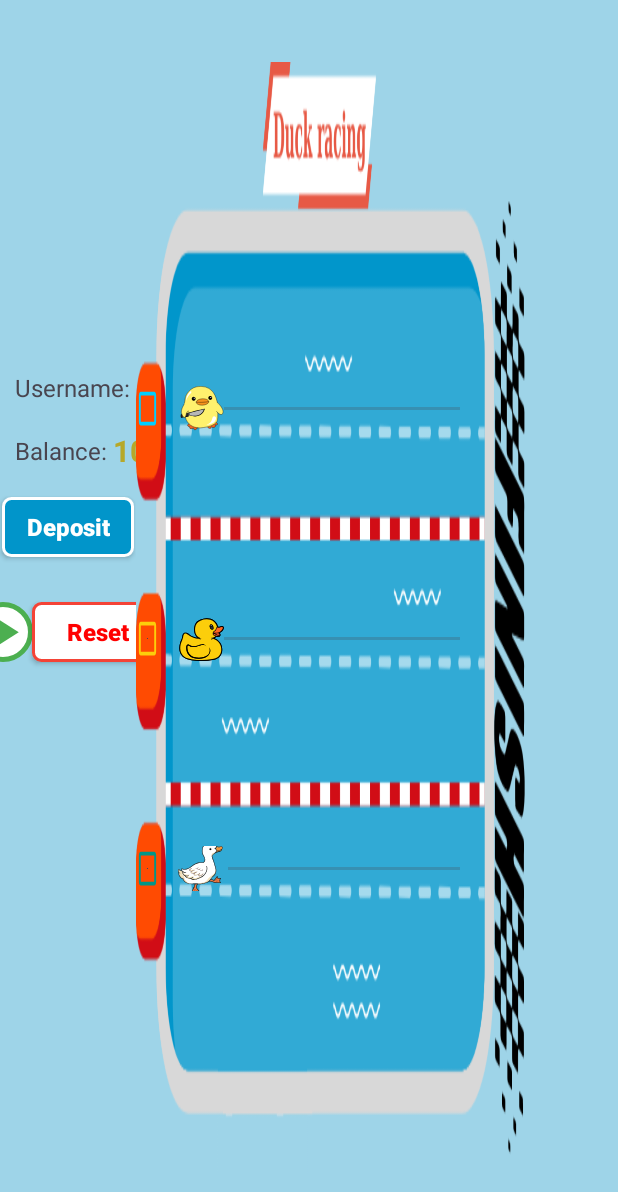
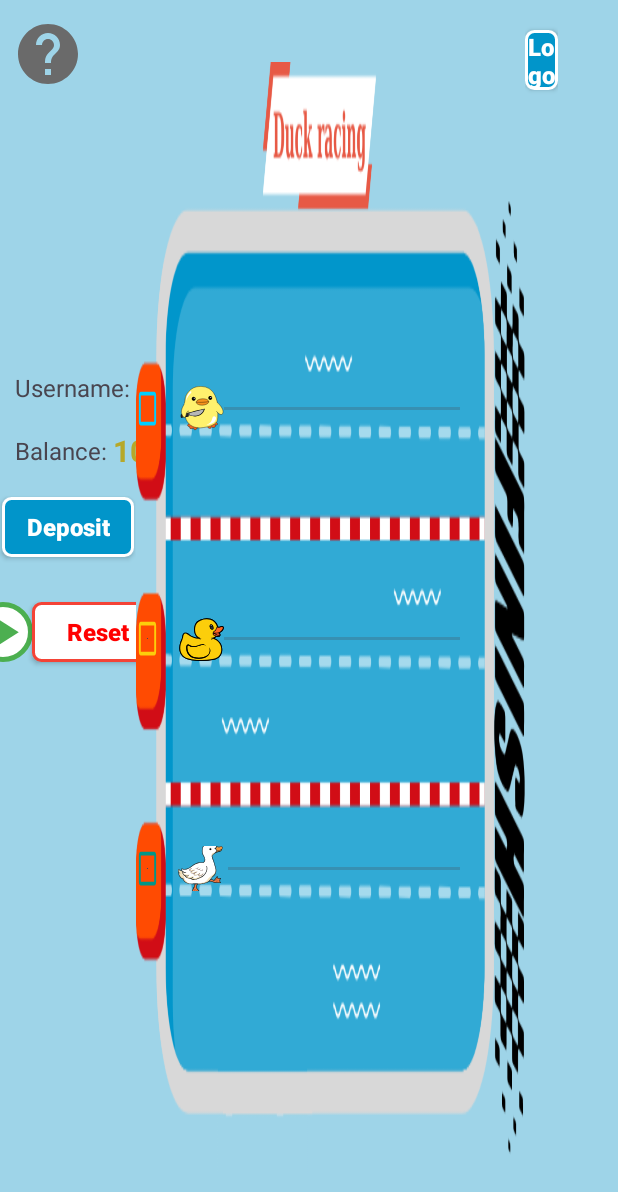
Before and after one commit to kidhood/racing_game_android_studio, an Android app: the layout activity_main.xml on its own in the app's theme, with its tools: preview values and no code run, on a phone screen of 412 x 824 dp. Shown: the top 1192 px of the screen. Run offline under Robolectric (Android 15) with nearby library versions, the phone set to English and light mode, and no system bars.

Commit message:
add helper, logout and re-style

```diff
--- /dev/null
+++ b/app/src/main/res/drawable/ic_help.xml
@@ -0,0 +1,3 @@
+<vector xmlns:android="http://schemas.android.com/apk/res/android" android:autoMirrored="true" android:height="24dp" android:tint="#6A6A6A" android:viewportHeight="24" android:viewportWidth="24" android:width="24dp">
+    <path android:fillColor="@android:color/white" android:pathData="M12,2C6.48,2 2,6.48 2,12s4.48,10 10,10 10,-4.48 10,-10S17.52,2 12,2zM13,19h-2v-2h2v2zM15.07,11.25l-0.9,0.92C13.45,12.9 13,13.5 13,15h-2v-0.5c0,-1.1 0.45,-2.1 1.17,-2.83l1.24,-1.26c0.37,-0.36 0.59,-0.86 0.59,-1.41 0,-1.1 -0.9,-2 -2,-2s-2,0.9 -2,2L8,9c0,-2.21 1.79,-4 4,-4s4,1.79 4,4c0,0.88 -0.36,1.68 -0.93,2.25z"/>
+</vector>
--- a/app/src/main/res/layout/activity_main.xml
+++ b/app/src/main/res/layout/activity_main.xml
@@ -35,6 +35,19 @@
             android:layout_height="wrap_content"
             android:orientation="horizontal"
             app:layout_constraintGuide_percent="0.3" />
+
+        <ImageButton
+            android:id="@+id/help"
+            android:layout_width="64dp"
+            android:layout_height="64dp"
+            android:layout_marginTop="4dp"
+            android:background="@android:color/transparent"
+            android:contentDescription="@string/app_name"
+            android:padding="8dp"
+            android:scaleType="fitCenter"
+            android:src="@drawable/ic_help"
+            app:layout_constraintStart_toStartOf="parent"
+            app:layout_constraintTop_toTopOf="parent" />
 
         <TextView
             android:id="@+id/textViewUsername"
@@ -254,6 +267,21 @@
             android:orientation="horizontal"
             app:layout_constraintGuide_percent="0.685" />
 
+        <androidx.appcompat.widget.AppCompatButton
+            android:id="@+id/logout"
+            android:layout_width="wrap_content"
+            android:layout_height="40dp"
+            android:layout_marginTop="20dp"
+            android:background="@drawable/button_background"
+            android:text="Logout"
+            android:textAllCaps="false"
+            android:textColor="#FFFFFF"
+            android:textSize="16sp"
+            android:textStyle="bold"
+            app:layout_constraintEnd_toEndOf="parent"
+            app:layout_constraintStart_toStartOf="parent"
+            app:layout_constraintTop_toTopOf="parent" />
+
         <EditText
             android:id="@+id/txtBet1"
             android:layout_width="0dp"
```
Also changed, not shown: app/src/main/java/com/fu/duckracing/LoginActivity.java (+10 -1 lines), app/src/main/java/com/fu/duckracing/MainActivity.java (+38 -4 lines), app/src/main/res/layout/activity_login.xml (+12 -0 lines), app/src/main/res/layout/tutorial.xml (added, +39 -0 lines).
